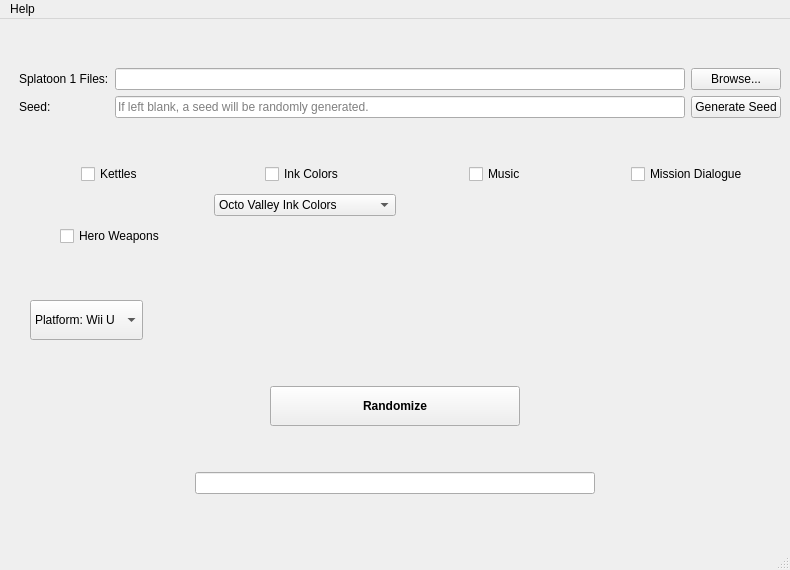
The window that mainUI.ui (techmuse8/Octo-Valley-Randomizer) describes before a commit, drawn with Qt 5.
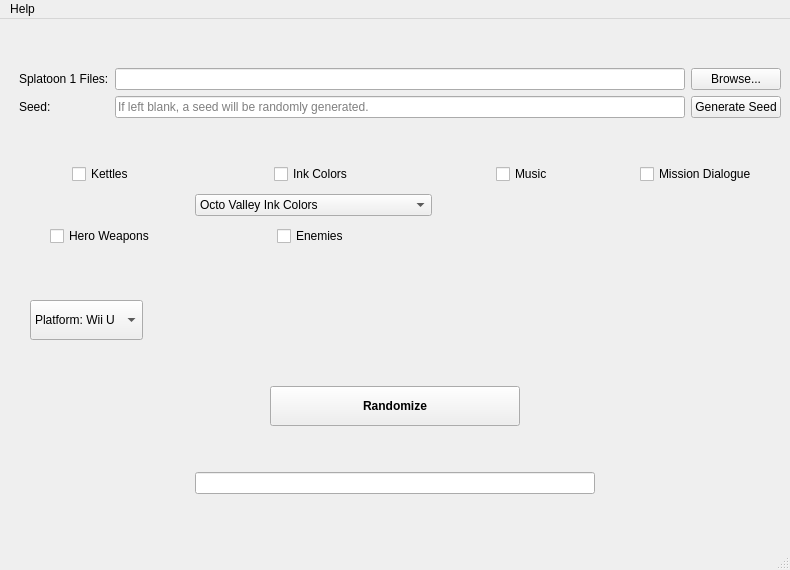
The same window after the commit.

What changed in the file:
```diff
--- a/mainUI.ui
+++ b/mainUI.ui
@@ -138,6 +138,11 @@
             <string>Multiplayer Ink Colors</string>
            </property>
           </item>
+          <item>
+           <property name="text">
+            <string>Octo Valley and Multiplayer Ink Colors</string>
+           </property>
+          </item>
          </widget>
         </item>
         <item row="1" column="0" alignment="Qt::AlignHCenter">
@@ -160,6 +165,13 @@
           </property>
          </widget>
         </item>
+        <item row="5" column="1" alignment="Qt::AlignHCenter">
+         <widget class="QCheckBox" name="enemyCheckBox">
+          <property name="text">
+           <string>Enemies</string>
+          </property>
+         </widget>
+        </item>
        </layout>
       </item>
      </layout>
```
